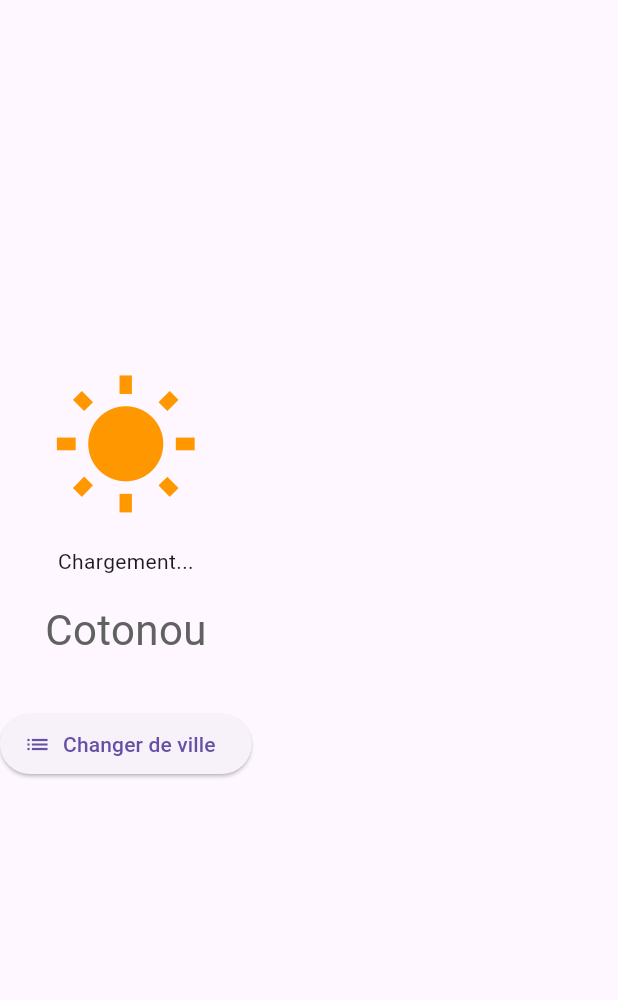
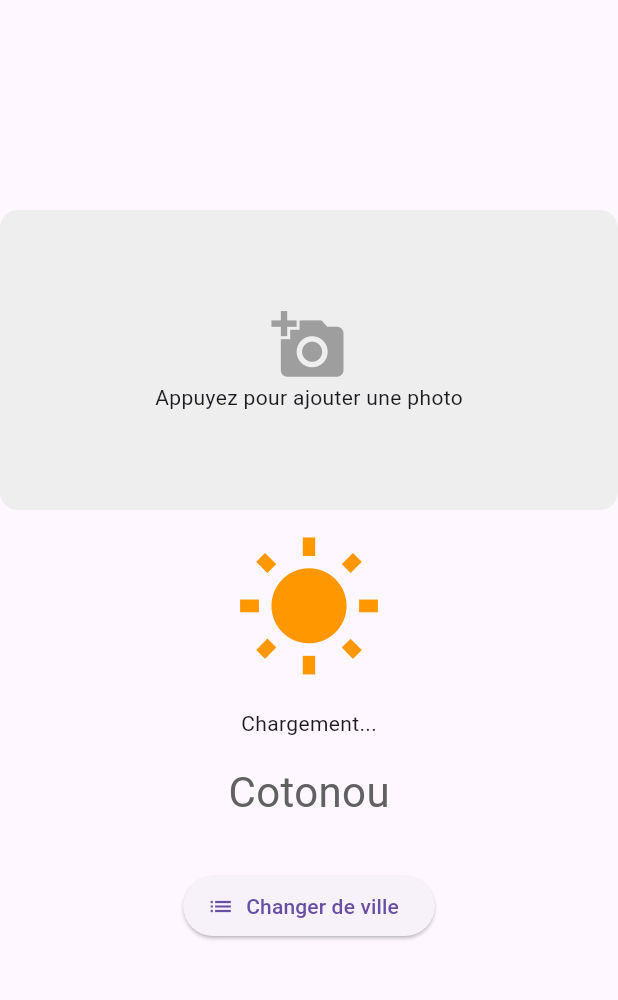
Before and after one commit to BADAMariano/tp-developpement-mobile-groupe-9, a Flutter app: the screen it shows after launch, on a phone screen of 412 x 824 dp, the part 84-1084 px from its top. Run offline on Flutter 3.47's test engine with Material 3 defaults, Android fonts, the phone set to English and light mode, and no system bars; our stand-ins replace dio, image_picker.

Commit message:
TP3 -Ajouter le bouton photo dans l'écran d'accueil

```diff
--- a/lib/screens/ecran_accueil.dart
+++ b/lib/screens/ecran_accueil.dart
@@ -1,5 +1,7 @@
 import 'package:flutter/material.dart';
 import 'package:provider/provider.dart';
+import 'package:image_picker/image_picker.dart';
+import 'dart:io';
 import '../viewmodels/ville_viewmodels.dart';
 import 'ecran_liste_ville.dart';
 
@@ -35,6 +37,47 @@ class EcranAccueil extends StatelessWidget {
           : Column(
               mainAxisAlignment: MainAxisAlignment.center,
               children: [
+                // Bouton photo
+                GestureDetector(
+                  onTap: () async {
+                    final picker = ImagePicker();
+                    final XFile? image = await picker.pickImage(
+                      source: ImageSource.gallery,
+                    );
+                    if (image != null) {
+                      context.read<VilleViewModel>().mettreAJourPhoto(
+                        image.path,
+                      );
+                    }
+                  },
+                  child: ClipRRect(
+                    borderRadius: BorderRadius.circular(12),
+                    child: vm.villeSelectionnee?.photoPath != null
+                        ? Image.file(
+                            File(vm.villeSelectionnee!.photoPath!),
+                            width: double.infinity,
+                            height: 200,
+                            fit: BoxFit.cover,
+                          )
+                        : Container(
+                            width: double.infinity,
+                            height: 200,
+                            color: Colors.grey[200],
+                            child: Column(
+                              mainAxisAlignment: MainAxisAlignment.center,
+                              children: [
+                                Icon(
+                                  Icons.add_a_photo,
+                                  size: 50,
+                                  color: Colors.grey,
+                                ),
+                                Text('Appuyez pour ajouter une photo'),
+                              ],
+                            ),
+                          ),
+                  ),
+                ),
+                SizedBox(height: 16),
                 Icon(
                   _iconeMeteo(ville.condition),
                   size: 100,
```
